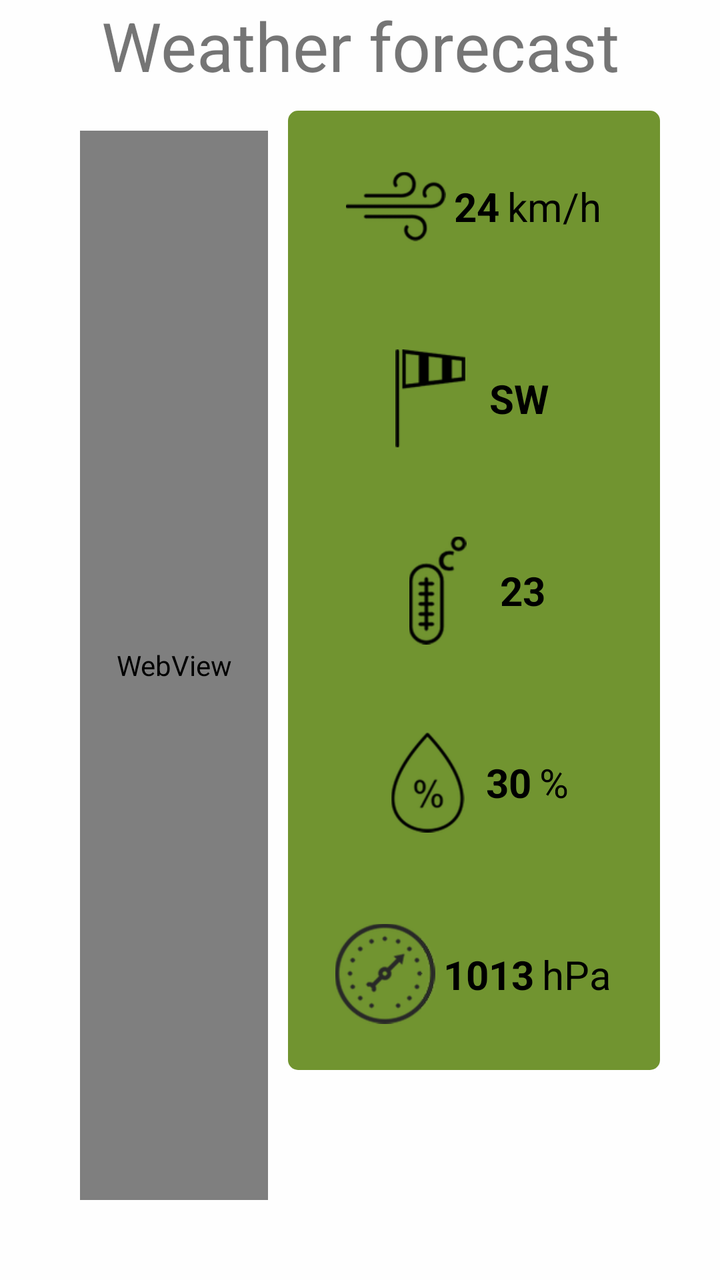
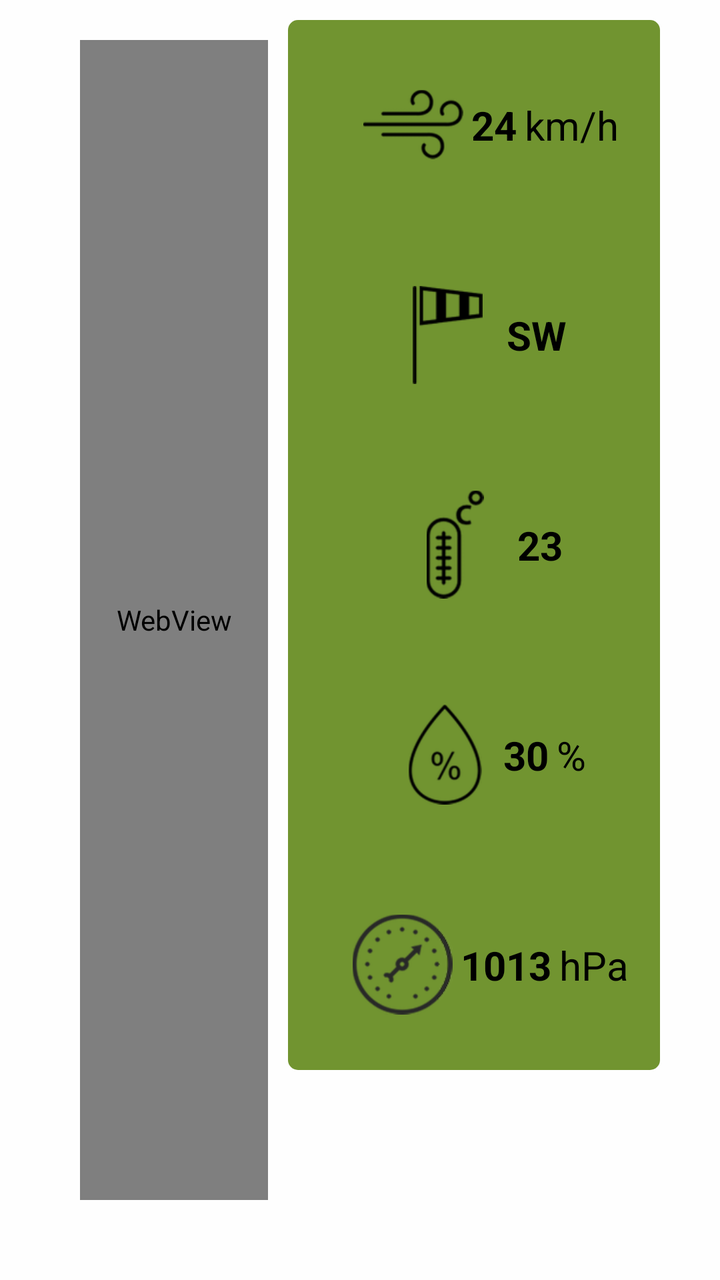

Two renders of the same Android screen: before a commit and after it. Below are the layout's source before the change and the commit's diff.
<!-- AndroidManifest.xml: application theme AppTheme -->
<!-- res/layout/fragment_weather.xml -->
<?xml version="1.0" encoding="utf-8"?>
<layout xmlns:android="http://schemas.android.com/apk/res/android"
    xmlns:app="http://schemas.android.com/apk/res-auto">

    <data>

        <variable
            name="viewModel"
            type="eu.agribot.agribotapp.ui.fragment.weather.WeatherViewModel" />
    </data>

    <RelativeLayout
        android:layout_width="match_parent"
        android:layout_height="match_parent"
        android:background="@color/backgroundWhite">

        <TextView
            android:id="@+id/title"
            android:layout_width="match_parent"
            android:layout_height="wrap_content"
            android:background="@color/backgroundWhite"
            android:gravity="center"
            android:text="Weather forecast"
            android:textSize="34sp"/>

        <RelativeLayout
            android:layout_width="match_parent"
            android:layout_height="match_parent"
            android:layout_below="@id/title"
            android:layout_marginBottom="30dp"
            android:layout_marginLeft="30dp"
            android:layout_marginRight="30dp"
            android:layout_marginTop="10dp"
            android:orientation="horizontal">


            <LinearLayout
                android:layout_width="match_parent"
                android:layout_height="match_parent"
                android:layout_centerInParent="true"
                android:layout_margin="10dp"
                android:layout_toLeftOf="@id/rightControlsMenu"
                android:layout_weight="1"
                android:gravity="center"
                android:orientation="horizontal">

                <WebView
                    android:id="@+id/WeatherForecast"
                    android:layout_width="match_parent"
                    android:layout_height="match_parent" />

            </LinearLayout>

            <LinearLayout
                android:id="@+id/rightControlsMenu"
                android:layout_width="186dp"
                android:layout_height="match_parent"
                android:layout_marginBottom="75dp"
                android:layout_alignParentEnd="true"
                android:background="@drawable/shape_background"
                android:gravity="center"
                android:orientation="vertical">

                <LinearLayout
                    android:layout_width="183dp"
                    android:layout_height="100dp"
                    android:layout_margin="10dp"
                    android:layout_weight="1"
                    android:gravity="center"
                    android:orientation="horizontal">

                    <ImageView
                        android:layout_width="@dimen/infoIconDim"
                        android:layout_height="@dimen/infoIconDim"
                        android:layout_margin="2dp"
                        android:src="@drawable/ic_wind" />

                    <TextView
                        android:id="@+id/windSpeedVal"
                        style="@style/BottomInfoText"
                        android:layout_width="wrap_content"
                        android:layout_height="wrap_content"
                        android:layout_margin="2dp"
                        android:text="24" />

                    <TextView
                        style="@style/MiddleInfoText"
                        android:layout_width="wrap_content"
                        android:layout_height="wrap_content"
                        android:layout_margin="2dp"
                        android:text="km/h" />

                </LinearLayout>

                <LinearLayout
                    android:layout_width="183dp"
                    android:layout_height="100dp"
                    android:layout_margin="10dp"
                    android:layout_weight="1"
                    android:gravity="center"
                    android:orientation="horizontal">

                    <ImageView
                        android:layout_width="51dp"
                        android:layout_height="49dp"
                        android:layout_margin="2dp"
                        android:src="@drawable/ic_wind_compass" />

                    <TextView
                        android:id="@+id/windDirVal"
                        style="@style/BottomInfoText"
                        android:layout_width="wrap_content"
                        android:layout_height="wrap_content"
                        android:layout_margin="2dp"
                        android:text="SW" />

                    <TextView
                        style="@style/MiddleInfoText"
                        android:layout_width="wrap_content"
                        android:layout_height="wrap_content"
                        android:layout_margin="2dp"
                        android:text=" " />


                </LinearLayout>

                <LinearLayout
                    android:layout_width="183dp"
                    android:layout_height="100dp"
                    android:layout_margin="10dp"
                    android:layout_weight="1"
                    android:gravity="center"
                    android:orientation="horizontal">

                    <ImageView
                        android:layout_width="54dp"
                        android:layout_height="54dp"
                        android:layout_margin="2dp"
                        android:src="@drawable/ic_celsius" />

                    <TextView
                        android:id="@+id/tempVal"
                        style="@style/BottomInfoText"
                        android:layout_width="wrap_content"
                        android:layout_height="wrap_content"
                        android:layout_margin="2dp"
                        android:text="23" />

                    <TextView
                        style="@style/MiddleInfoText"
                        android:layout_width="wrap_content"
                        android:layout_height="wrap_content"
                        android:layout_margin="2dp"
                        android:text=" " />

                </LinearLayout>

                <LinearLayout
                    android:layout_width="183dp"
                    android:layout_height="100dp"
                    android:layout_margin="10dp"
                    android:layout_weight="1"
                    android:gravity="center"
                    android:orientation="horizontal">

                    <ImageView
                        android:layout_width="@dimen/infoIconDim"
                        android:layout_height="@dimen/infoIconDim"
                        android:layout_margin="2dp"
                        android:src="@drawable/ic_humidity" />

                    <TextView
                        android:id="@+id/humVal"
                        style="@style/BottomInfoText"
                        android:layout_width="wrap_content"
                        android:layout_height="wrap_content"
                        android:layout_margin="2dp"
                        android:text="30" />

                    <TextView
                        style="@style/MiddleInfoText"
                        android:layout_width="wrap_content"
                        android:layout_height="wrap_content"
                        android:layout_margin="2dp"
                        android:text="%" />

                </LinearLayout>

                <LinearLayout
                    android:layout_width="183dp"
                    android:layout_height="100dp"
                    android:layout_margin="10dp"
                    android:layout_weight="1"
                    android:gravity="center"
                    android:orientation="horizontal">

                    <ImageView
                        android:layout_width="@dimen/infoIconDim"
                        android:layout_height="@dimen/infoIconDim"
                        android:layout_margin="2dp"
                        android:src="@drawable/ic_pressure" />

                    <TextView
                        android:id="@+id/pressureVal"
                        style="@style/BottomInfoText"
                        android:layout_width="wrap_content"
                        android:layout_height="wrap_content"
                        android:layout_margin="2dp"
                        android:text="1013" />

                    <TextView
                        style="@style/MiddleInfoText"
                        android:layout_width="wrap_content"
                        android:layout_height="wrap_content"
                        android:layout_margin="2dp"
                        android:text="hPa" />

                </LinearLayout>

            </LinearLayout>

        </RelativeLayout>

    </RelativeLayout>
</layout>
<!-- resources referenced by this layout -->
<resources>
  <color name="backgroundWhite">#fefefe</color>
  <dimen name="infoIconDim">50dp</dimen>
  <!-- drawable ic_celsius: png bitmap (drawable-hdpi, 945 bytes) -->
  <!-- drawable ic_humidity: png bitmap (drawable-hdpi, 1292 bytes) -->
  <!-- drawable ic_pressure: png bitmap (drawable-hdpi, 2272 bytes) -->
  <!-- drawable ic_wind: png bitmap (drawable-hdpi, 898 bytes) -->
  <!-- drawable ic_wind_compass: png bitmap (drawable, 985 bytes) -->
  <!-- drawable shape_background (drawable) -->
  <?xml version="1.0" encoding="utf-8"?>
  <shape xmlns:android="http://schemas.android.com/apk/res/android"
      android:shape="rectangle">
  
      <solid android:color="@color/colorPrimary"></solid>
  
  
      <corners android:radius="5dp"></corners>
  
  </shape>
  <style name="BottomInfoText" parent="@android:style/TextAppearance.Widget.TextView">
          <item name="android:textStyle">bold</item>
          <item name="android:textSize">20dp</item>
      </style>
  <style name="MiddleInfoText" parent="@android:style/TextAppearance.Widget.TextView">
          <item name="android:textSize">20dp</item>
      </style>
  <style name="AppTheme" parent="Theme.MaterialComponents.Light.DarkActionBar">
          
          <item name="colorPrimary">@color/colorPrimary</item>
          <item name="colorPrimaryDark">@color/colorPrimaryDark</item>
          <item name="colorAccent">@color/colorAccent</item>
      </style>
  <color name="colorPrimary">@color/base_green</color>
  <color name="colorPrimaryDark">@color/base_green_darker</color>
  <color name="colorAccent">@color/gray</color>
  <color name="base_green">#719430</color>
  <color name="base_green_darker">#426600</color>
  <color name="gray">#4E555B</color>
</resources>

<!-- the commit's change to res/layout/fragment_weather.xml (unified diff, before → after) -->
@@ -14,19 +14,9 @@
         android:layout_height="match_parent"
         android:background="@color/backgroundWhite">
 
-        <TextView
-            android:id="@+id/title"
-            android:layout_width="match_parent"
-            android:layout_height="wrap_content"
-            android:background="@color/backgroundWhite"
-            android:gravity="center"
-            android:text="Weather forecast"
-            android:textSize="34sp"/>
-
         <RelativeLayout
             android:layout_width="match_parent"
             android:layout_height="match_parent"
-            android:layout_below="@id/title"
             android:layout_marginBottom="30dp"
             android:layout_marginLeft="30dp"
             android:layout_marginRight="30dp"
@@ -58,7 +48,7 @@
                 android:layout_marginBottom="75dp"
                 android:layout_alignParentEnd="true"
                 android:background="@drawable/shape_background"
-                android:gravity="center"
+                android:gravity="center_vertical"
                 android:orientation="vertical">
 
                 <LinearLayout
